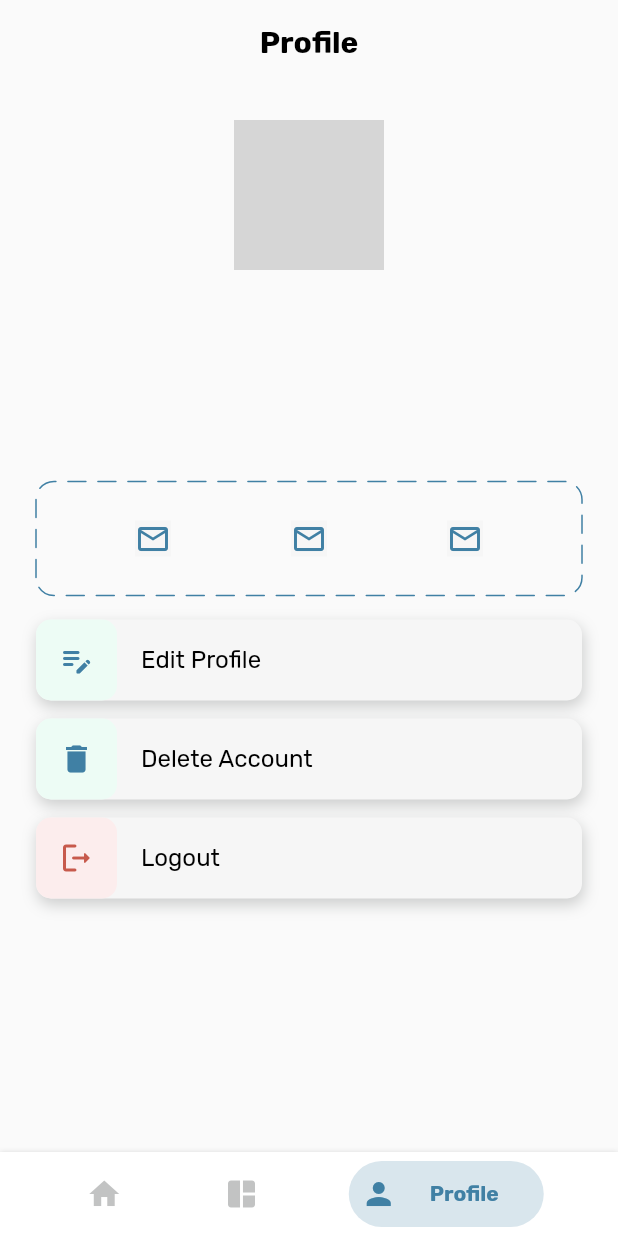
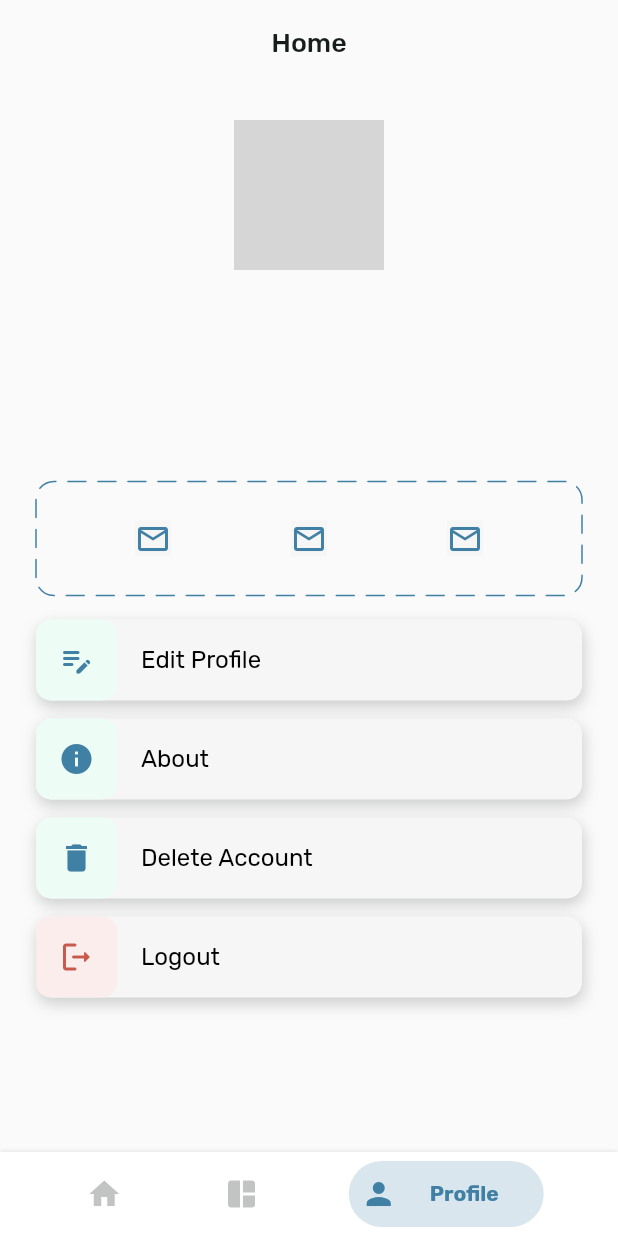
Before and after one commit to adambadruzz/mocap, a Flutter app: the screen it shows once a user with an empty profile is signed in, swiped to page 3, on a phone screen of 412 x 824 dp. Run offline on Flutter 3.47's test engine with Material 2 defaults, Android fonts, the phone set to English and light mode, and no system bars; drawn by our look-alikes of bottom_navy_bar, dotted_border; our stand-ins replace cached_network_image, cloud_firestore, firebase_auth, firebase_core, firebase_messaging, firebase_storage and 5 more; accounts and stored records are empty; network calls fail; grey boxes are pictures that could not be loaded.

Commit message:
add about menu & fix circular progress

```diff
--- a/lib/main.dart
+++ b/lib/main.dart
@@ -21,7 +21,13 @@ class MyApp extends StatelessWidget {
     return MaterialApp(
       theme: ThemeData(
         primarySwatch: Colors.blue,
-         textTheme: GoogleFonts.rubikTextTheme(),
+        textTheme: GoogleFonts.rubikTextTheme(),
+        appBarTheme: const AppBarTheme(
+          iconTheme: IconThemeData(
+            color: Colors
+                .black, //agar tombol back hitam
+          ),
+        ),
       ),
       debugShowCheckedModeBanner: false,
       home: const AuthPage(),
--- a/lib/view/profile_view.dart
+++ b/lib/view/profile_view.dart
@@ -14,6 +14,7 @@ import '../viewmodel/login_viewmodel.dart';
 import '../viewmodel/navbar_viewmodel.dart';
 import '../viewmodel/profile_viewmodel.dart';
 import '../viewmodel/updateprofile_viewmodel.dart';
+import 'about_view.dart';
 import 'login_view.dart';
 import 'navbar_view.dart';
 import 'package:url_launcher/url_launcher.dart';
@@ -87,13 +88,16 @@ class _ProfileViewState extends State<ProfileView> {
   @override
   Widget build(BuildContext context) {
     return Scaffold(
-      appBar: AppBar(
-        title: const Text('Profile',
-            style: TextStyle(color: Colors.black, fontWeight: FontWeight.bold)),
-        centerTitle: true,
-        elevation: 0,
-        backgroundColor: Colors.transparent,
-      ),
+     appBar: AppBar(
+              backgroundColor: Colors.transparent,
+              elevation: 0,
+              centerTitle: true,
+              title: const Text(
+                'Home',
+                style: headline2,
+              ),
+              leading: null,
+            ),
       body: SingleChildScrollView(
         child: Padding(
           padding: EdgeInsets.all(paddingL),
@@ -192,6 +196,16 @@ class _ProfileViewState extends State<ProfileView> {
                     builder: (context) => UpdateProfileView(
                       viewModel: UpdateProfileViewModel(),
                     ),
+                  ),
+                );
+              }),
+              const SizedBox(height: 12),
+              // make button about
+              button(Icons.info, "About", false, () {
+                 Navigator.push(
+                  context,
+                  MaterialPageRoute(
+                    builder: (context) => AboutView(),
                   ),
                 );
               }),
--- a/lib/viewmodel/home_viemodel.dart
+++ b/lib/viewmodel/home_viemodel.dart
@@ -58,7 +58,7 @@ class HomeViewModel {
     );
   }
 
-  void navigateToMembers() {
+  void    navigateToMembers() {
     Navigator.push(
       context,
       MaterialPageRoute(builder: (context) => const MemberView()),
--- a/pubspec.yaml
+++ b/pubspec.yaml
@@ -31,6 +31,7 @@ dependencies:
   google_fonts: ^5.1.0
   dotted_border: ^2.0.0+3
   bottom_navy_bar: ^6.0.0
+  font_awesome_flutter: ^10.5.0
 
 dev_dependencies:
   flutter_test:
```
Also changed, not shown: lib/view/about_view.dart (added, +132 -0 lines), lib/view/event_view.dart (+28 -11 lines), lib/view/home_view.dart (+7 -7 lines), assets/images/illus_mocap2.png (added), assets/images/logo_mocap.png (added), pubspec.lock.
